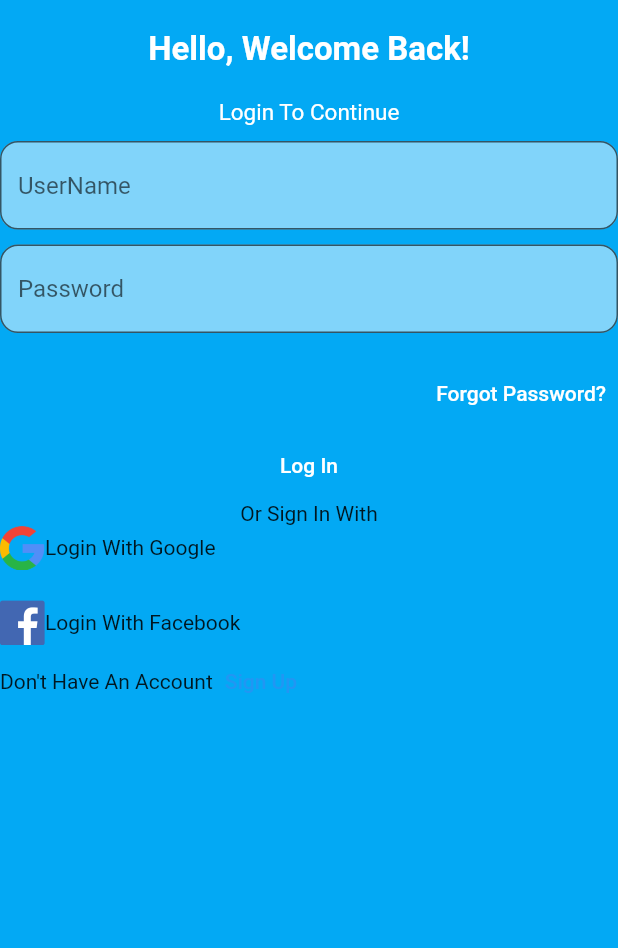
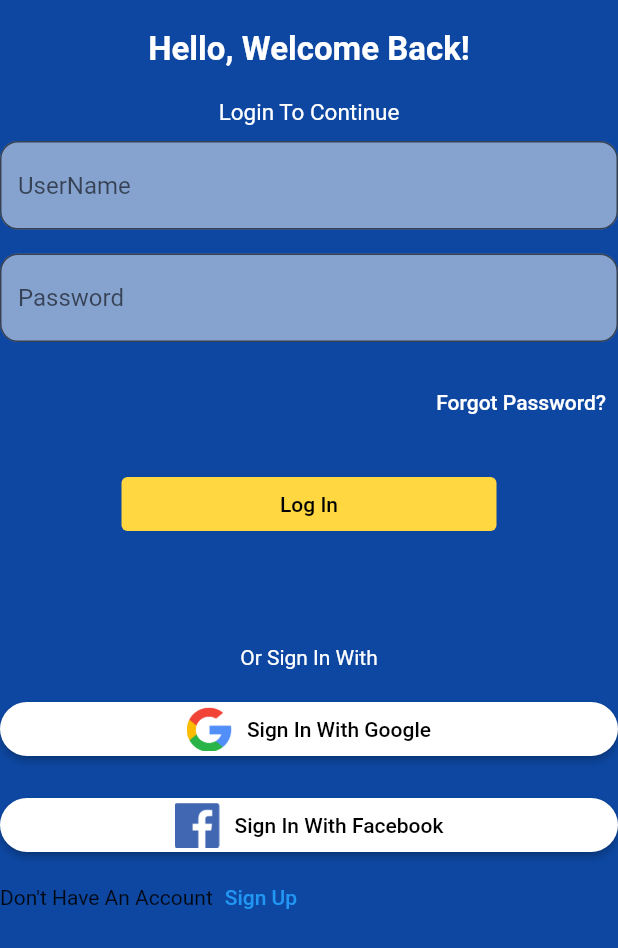
Before and after one commit to flutter-preview/AbdulRahmanMudasser-Flutter-Tutorial, a Flutter app: the screen it shows after launch, on a phone screen of 412 x 824 dp. Shown: the top 948 px of the screen. Run offline on Flutter 3.47's test engine with Material 2 defaults, Android fonts, the light colour scheme and no system bars.

Commit message:
Buttons Styling

```diff
--- a/lib/login_page.dart
+++ b/lib/login_page.dart
@@ -4,7 +4,7 @@ class LoginPage extends StatelessWidget {
   @override
   Widget build(BuildContext context) {
     return Scaffold(
-      backgroundColor: Colors.lightBlue[500],
+      backgroundColor: Colors.blue[900],
       body: Column(
         children: [
           const SizedBox(
@@ -44,7 +44,7 @@ class LoginPage extends StatelessWidget {
             ),
           ),
           const SizedBox(
-            height: 10,
+            height: 16,
           ),
           TextField(
             decoration: InputDecoration(
@@ -68,39 +68,89 @@ class LoginPage extends StatelessWidget {
                 foregroundColor: Colors.white,
               ),
               onPressed: () {},
-              child: Text("Forgot Password?"),
+              child: const Text("Forgot Password?"),
             ),
           ),
-          TextButton(
+          const SizedBox(
+            height: 20,
+          ),
+          SizedBox(
+            width: 250,
+            child: TextButton(
               style: TextButton.styleFrom(
-              foregroundColor: Colors.white,
-            ),
+                  foregroundColor: Colors.black,
+                  backgroundColor: Colors.amberAccent),
               onPressed: () {},
               child: const Text("Log In"),
             ),
-          const Text("Or Sign In With"),
-          Row(
+          ),
+          const SizedBox(
+            height: 70,
+          ),
+          const Text(
+            "Or Sign In With",
+            style: TextStyle(color: Colors.white),
+          ),
+          const SizedBox(
+            height: 16,
+          ),
+          ElevatedButton(
+            style: ElevatedButton.styleFrom(
+              foregroundColor: Colors.black,
+              backgroundColor: Colors.white,
+              shape: const RoundedRectangleBorder(
+                borderRadius: BorderRadius.all(
+                  Radius.circular(52),
+                ),
+              ),
+            ),
+            onPressed: () {
+              print("Sign In With Google is clicked");
+            },
+            child: Row(
+              mainAxisAlignment: MainAxisAlignment.center,
               children: [
                 Image.asset(
                   "assets/images/google.png",
                   height: 30,
                   width: 30,
                 ),
-              const Text("Login With Google"),
+                const SizedBox(
+                  width: 10,
+                ),
+                const Text("Sign In With Google"),
               ],
             ),
+          ),
           const SizedBox(
-            height: 20,
+            height: 16,
           ),
-          Row(
+          ElevatedButton(
+            style: ElevatedButton.styleFrom(
+                foregroundColor: Colors.black,
+                backgroundColor: Colors.white,
+                shape: const RoundedRectangleBorder(
+                  borderRadius: BorderRadius.all(
+                    Radius.circular(50),
+                  ),
+                )),
+            onPressed: () {
+              print("Sign In With Facebook is clicked");
+            },
+            child: Row(
+              mainAxisAlignment: MainAxisAlignment.center,
               children: [
                 Image.asset(
                   "assets/images/facebook.png",
                   height: 30,
                   width: 30,
                 ),
-              const Text("Login With Facebook"),
+                const SizedBox(
+                  width: 10,
+                ),
+                const Text("Sign In With Facebook"),
               ],
+            ),
           ),
           Row(
             children: [
```
Lines whose indentation alone changed are shown as unchanged.
